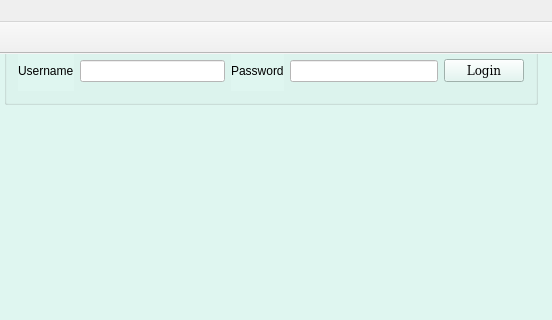
Old version of the form carsell.ui in the repository danieldir/carSellGui; both pictures show x 696 to 1248 and y 0 to 320 of the 1248 by 810 pixel window.
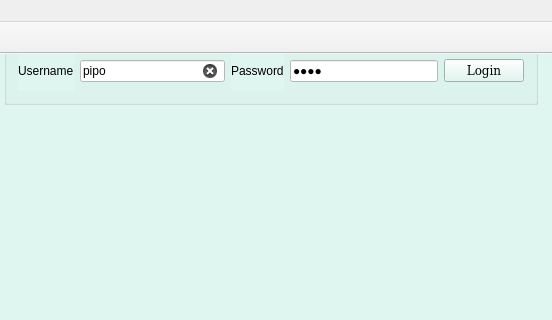
New version of the form. Icons and pictures are not drawn.

Diff of the .ui file:
```diff
--- a/carsell.ui
+++ b/carsell.ui
@@ -125,6 +125,9 @@
            <property name="styleSheet">
             <string notr="true">background-color: rgb(255, 255, 255);</string>
            </property>
+           <property name="inputMask">
+            <string>pipo</string>
+           </property>
            <property name="readOnly">
             <bool>false</bool>
            </property>
@@ -150,10 +153,10 @@
             <string notr="true">background-color: rgb(255, 255, 255);</string>
            </property>
            <property name="inputMask">
-            <string/>
+            <string>pipo</string>
            </property>
            <property name="text">
-            <string/>
+            <string>pipo</string>
            </property>
            <property name="maxLength">
             <number>25</number>
```
Left out of the diff: 2 changed lines with no effect on the pictures.
